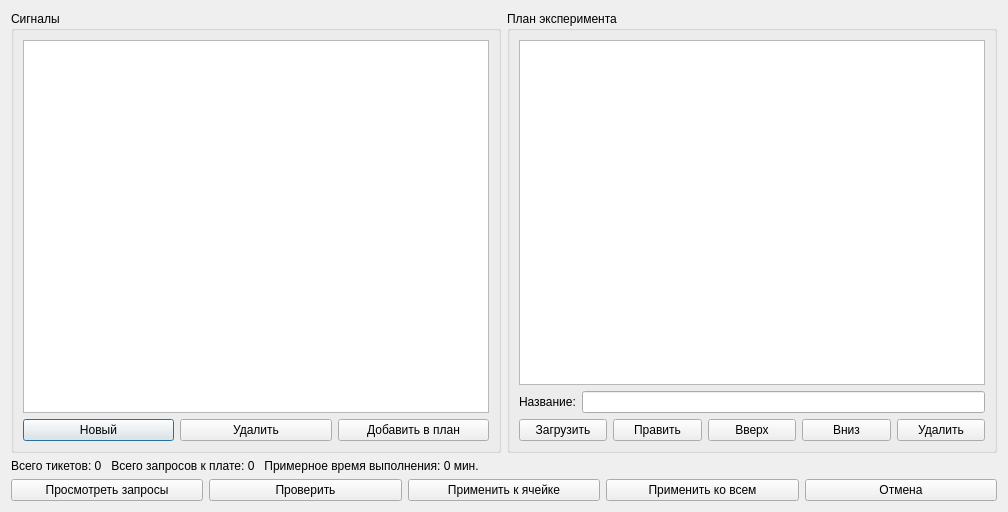
neurocomputer/MemriBoard, file gui/uies/experiment.ui: the form before one commit.
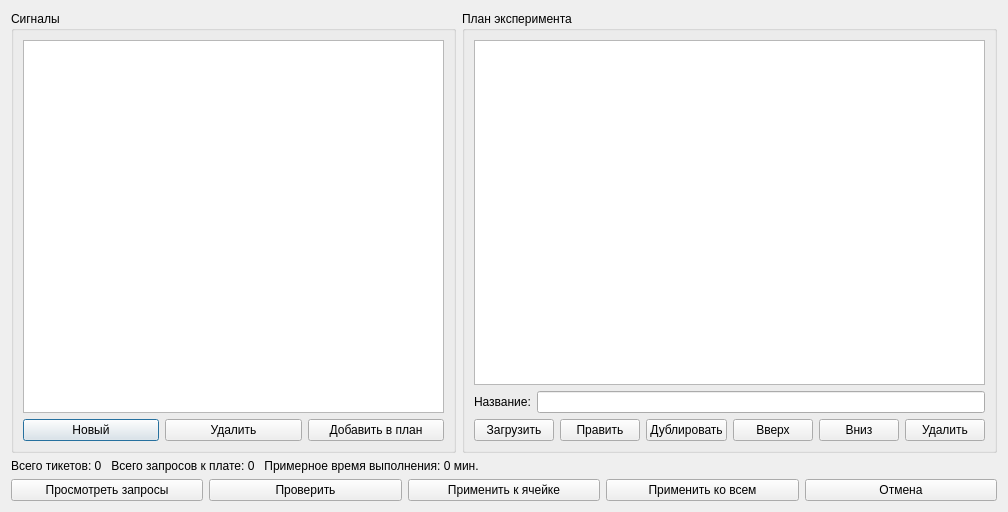
The form after the commit.

Commit message: deep copied, no checkings done yet

The edit to the form file:
```diff
--- a/gui/uies/experiment.ui
+++ b/gui/uies/experiment.ui
@@ -100,6 +100,13 @@
                 </property>
                </widget>
               </item>
+              <item>
+               <widget class="QPushButton" name="button_duplicate">
+                <property name="text">
+                 <string>Дублировать</string>
+                </property>
+               </widget>
+              </item>
               <item>
                <widget class="QPushButton" name="button_up_plan">
                 <property name="text">
```
The commit also changes 1 other file.
